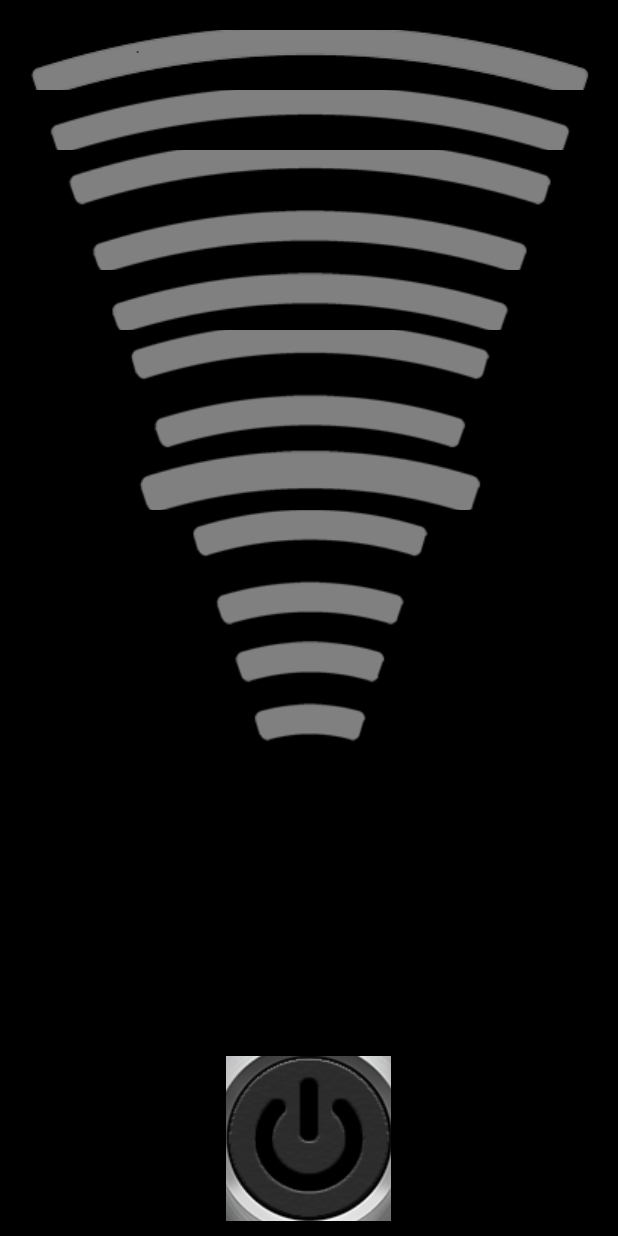
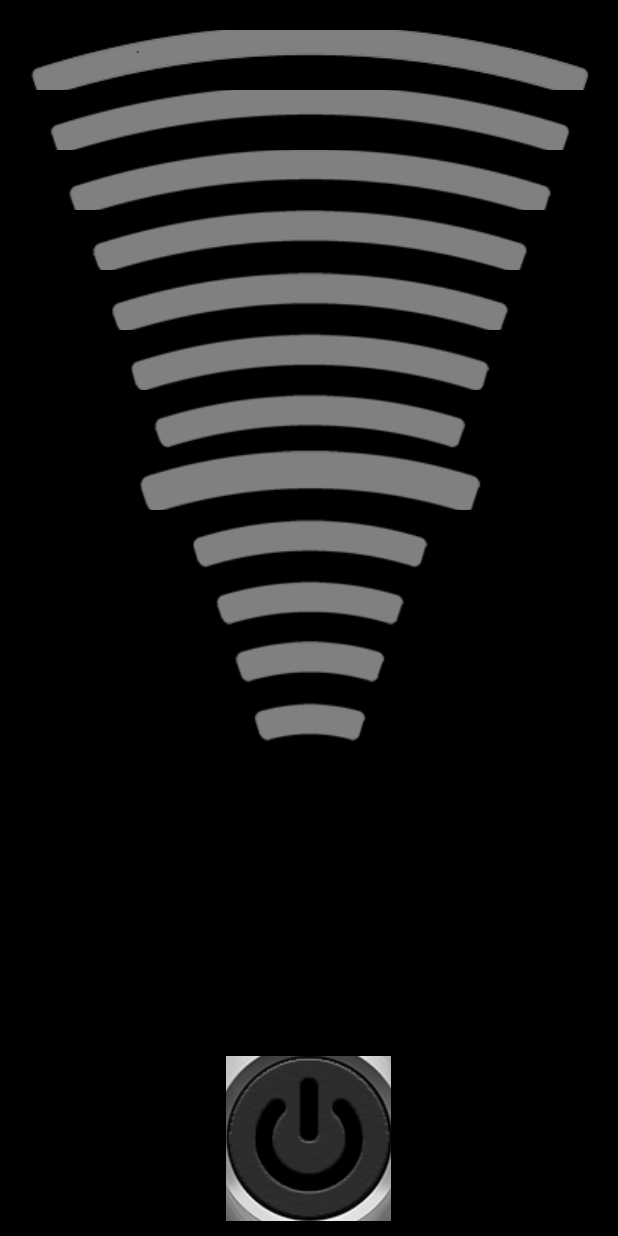
Before and after one commit to 48089748z/ANDROIDMagicFinder, an Android app: the screen it shows after launch (MainActivity), on a phone screen of 412 x 824 dp. Run offline under Robolectric (Android 15) with nearby library versions, the phone set to English and light mode, and no system bars; our stand-ins replace Picasso.

Commit message:
Other bugs.

```diff
--- a/app/src/main/java/com/example/insta/androidmagicfinder/BlockModeActivity.java
+++ b/app/src/main/java/com/example/insta/androidmagicfinder/BlockModeActivity.java
@@ -77,13 +77,14 @@ public class BlockModeActivity extends AppCompatActivity  implements SensorEvent
         IB12 = (ImageButton) this.findViewById(R.id.IB12);
         IBpower = (ImageButton) this.findViewById(R.id.IBpower);
         TVmode = (TextView) this.findViewById(R.id.TVmode);
+        TVmode.setText("                                                       .");
         powerOff();
-        TVmode.setText("                                                       .");
         IBpower.setOnClickListener(new View.OnClickListener() {@Override public void onClick(View v) {onClickPower();}});
         pass = getIntent().getExtras().getString("passcode");
     }
     public void onClickPower()
     {
+        TVmode.setText("                                                       .");
         if (timesPowerOn==0) {degreesOnClickPower = currentDegrees;asignTargets();}
         if (timesPowerOn>3){Intent mainActivity = new Intent(this, MainActivity.class); startActivity(mainActivity);}
         if (power)
@@ -385,6 +386,7 @@ public class BlockModeActivity extends AppCompatActivity  implements SensorEvent
     }
     public void twelveBars()
     {
+        TVmode.setText("");
         playBeep(0);
         Picasso.with(this).load(R.drawable.pl1).fit().into(IB1);
         Picasso.with(this).load(R.drawable.pl2).fit().into(IB2);
--- a/app/src/main/java/com/example/insta/androidmagicfinder/MainActivity.java
+++ b/app/src/main/java/com/example/insta/androidmagicfinder/MainActivity.java
@@ -217,6 +217,8 @@ public class MainActivity extends AppCompatActivity  implements SensorEventListe
     }
     public void powerOff()
     {
+        if (numericMode){TVmode.setText("                                                                                .");}
+        else{TVmode.setText("                           .");}
         stopAndPrepareBeep0();
         stopAndPrepareBeep();
         stopAndPrepareBeep2();
@@ -414,6 +416,7 @@ public class MainActivity extends AppCompatActivity  implements SensorEventListe
     }
     public void twelveBars()
     {
+        TVmode.setText("");
         playBeep(0);
         Picasso.with(this).load(R.drawable.pl1).fit().into(IB1);
         Picasso.with(this).load(R.drawable.pl2).fit().into(IB2);
@@ -508,8 +511,9 @@ public class MainActivity extends AppCompatActivity  implements SensorEventListe
     }
     public void openDialog()
     {
+        try {Thread.sleep(2000);} catch (InterruptedException ignored){}
         new AlertDialog.Builder(this).setTitle("         INFORMATION")
-                .setMessage("If you want to open this screen again press and hold the power button for 2 seconds.\n\nOK to open the tutorial of the app.\nCANCEL to exit.")
+                .setMessage("If you want to open this screen again press and hold the power button for 3 seconds.\n\nOK to open the tutorial of the app.\nCANCEL to exit.")
                 .setPositiveButton("OK", new DialogInterface.OnClickListener() {
                     public void onClick(DialogInterface dialog, int which)
                     {
--- a/app/src/main/res/layout/activity_main.xml
+++ b/app/src/main/res/layout/activity_main.xml
@@ -22,7 +22,8 @@
         android:id="@+id/IB12"
         android:layout_alignParentEnd="true"
         android:layout_height="40dp"
-        android:paddingBottom="0dp"/>
+        android:paddingBottom="5dp"
+        android:paddingTop="5dp"/>
 
 
     <ImageButton
@@ -33,7 +34,8 @@
         android:layout_alignParentStart="true"
         android:layout_alignParentEnd="true"
         android:layout_height="40dp"
-        android:paddingBottom="15dp" />
+        android:paddingBottom="5dp"
+        android:paddingTop="5dp"/>
 
     <ImageButton
         android:background="@android:color/black"
@@ -43,7 +45,8 @@
         android:layout_alignParentStart="true"
         android:layout_alignParentEnd="true"
         android:layout_height="40dp"
-        />
+        android:paddingBottom="5dp"
+        android:paddingTop="5dp" />
 
     <ImageButton
         android:background="@android:color/black"
@@ -52,7 +55,9 @@
         android:layout_below="@+id/IB9"
         android:layout_alignParentStart="true"
         android:layout_alignParentEnd="true"
-        android:layout_height="40dp" />
+        android:layout_height="40dp"
+        android:paddingBottom="5dp"
+        android:paddingTop="5dp"/>
 
     <ImageButton
         android:background="@android:color/black"
@@ -62,7 +67,8 @@
         android:layout_alignParentStart="true"
         android:layout_alignParentEnd="true"
         android:layout_height="40dp"
-        android:paddingBottom="15dp"/>
+        android:paddingBottom="5dp"
+        android:paddingTop="5dp"/>
 
     <ImageButton
         android:background="@android:color/black"
@@ -71,7 +77,9 @@
         android:layout_below="@+id/IB7"
         android:layout_alignParentStart="true"
         android:layout_alignParentEnd="true"
-        android:layout_height="40dp" />
+        android:layout_height="40dp"
+        android:paddingBottom="5dp"
+        android:paddingTop="5dp"/>
 
     <ImageButton
         android:background="@android:color/black"
@@ -81,7 +89,8 @@
         android:layout_alignParentStart="true"
         android:layout_alignParentEnd="true"
         android:layout_height="40dp"
-        android:paddingBottom="15dp"/>
+        android:paddingBottom="5dp"
+        android:paddingTop="5dp"/>
 
     <ImageButton
         android:background="@android:color/black"
@@ -90,7 +99,9 @@
         android:layout_below="@+id/IB4"
         android:layout_alignParentStart="true"
         android:layout_alignParentEnd="true"
-        android:layout_height="40dp" />
+        android:layout_height="40dp"
+        android:paddingBottom="5dp"
+        android:paddingTop="5dp"/>
 
     <ImageButton
         android:background="@android:color/black"
@@ -98,7 +109,9 @@
         android:id="@+id/IB5"
         android:layout_below="@+id/IB6"
         android:layout_centerHorizontal="true"
-        android:layout_height="40dp" />
+        android:layout_height="40dp"
+        android:paddingBottom="5dp"
+        android:paddingTop="5dp"/>
 
     <ImageButton
         android:background="@android:color/black"
@@ -107,7 +120,9 @@
         android:layout_below="@+id/IB2"
         android:layout_height="40dp"
         android:layout_toEndOf="@+id/IB2"
-        android:layout_alignParentStart="true" />
+        android:layout_alignParentStart="true"
+        android:paddingBottom="5dp"
+        android:paddingTop="5dp"/>
 
     <ImageButton
         android:background="@android:color/black"
@@ -115,7 +130,9 @@
         android:id="@+id/IB2"
         android:layout_height="40dp"
         android:layout_below="@+id/IB3"
-        android:layout_alignParentStart="true" />
+        android:layout_alignParentStart="true"
+        android:paddingBottom="5dp"
+        android:paddingTop="5dp"/>
 
     <ImageButton
         android:layout_alignParentBottom="true"
@@ -160,9 +177,10 @@
         android:layout_width="fill_parent"
         android:id="@+id/IB11"
         android:layout_height="40dp"
-        android:paddingTop="0dp"
         android:layout_below="@+id/IB12"
-        android:layout_alignParentStart="true" />
+        android:layout_alignParentStart="true"
+        android:paddingBottom="5dp"
+        android:paddingTop="5dp"/>
 
 
 </RelativeLayout>
```
Also changed, not shown: app/src/main/AndroidManifest.xml (+6 -9 lines), app/src/main/res/layout/activity_block_mode.xml (+31 -13 lines).
